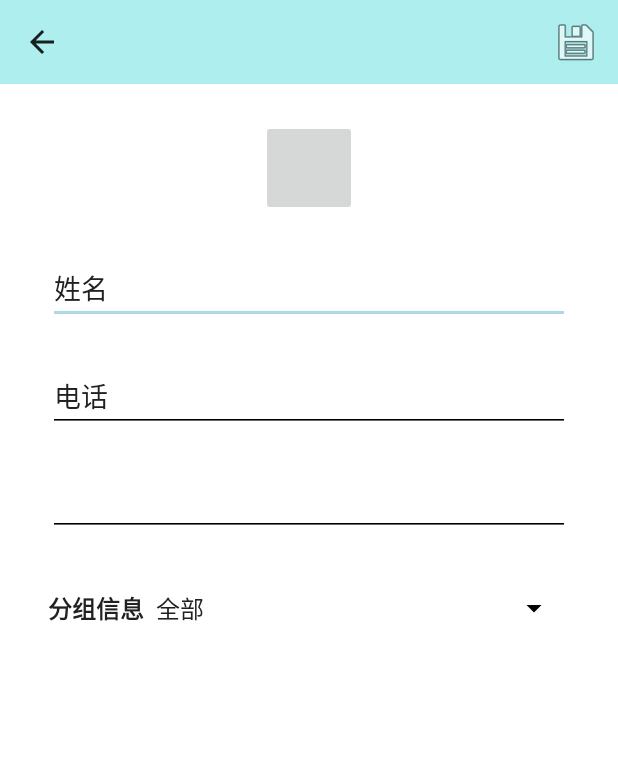
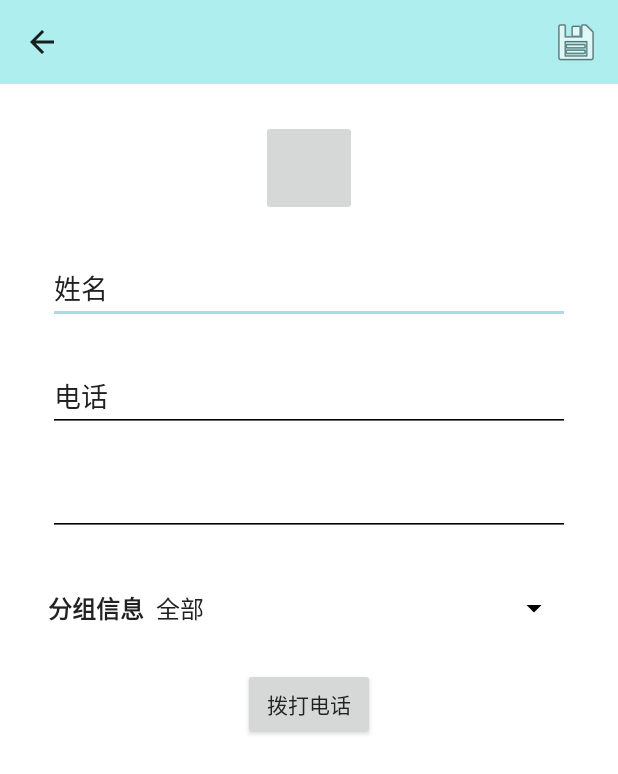
Before and after one commit to qiqibaba43/app, an Android app: the ContactDetailActivity screen opened directly, with no data from a screen before it, on a phone screen of 412 x 824 dp. Shown: the top 774 px of the screen. Run offline under Robolectric (Android 15) with nearby library versions, the phone set to English and light mode, and no system bars; our stand-ins replace Room's generated code.

Commit message:
拨打电话

```diff
--- a/src/main/AndroidManifest.xml
+++ b/src/main/AndroidManifest.xml
@@ -1,10 +1,15 @@
 <manifest xmlns:android="http://schemas.android.com/apk/res/android"
     xmlns:tools="http://schemas.android.com/tools">
+
+    <uses-feature
+        android:name="android.hardware.telephony"
+        android:required="false" />
 
     <uses-permission android:name="android.permission.READ_EXTERNAL_STORAGE" />
     <uses-permission android:name="android.permission.READ_CONTACTS"/>
     <uses-permission android:name="android.permission.WRITE_EXTERNAL_STORAGE" />
     <uses-permission android:name="android.permission.MANAGE_EXTERNAL_STORAGE" />
+    <uses-permission android:name="android.permission.CALL_PHONE"/>
 
 
     <application
--- a/src/main/res/layout/activity_detail.xml
+++ b/src/main/res/layout/activity_detail.xml
@@ -95,4 +95,15 @@
         app:layout_constraintEnd_toEndOf="parent"
         app:layout_constraintStart_toStartOf="parent"
         app:layout_constraintTop_toBottomOf="@+id/editTextPhone_contact_detail" />
+    <Button
+        android:id="@+id/button_call"
+        android:layout_width="wrap_content"
+        android:layout_height="wrap_content"
+        android:text="拨打电话"
+        android:layout_marginTop="16dp"
+        app:layout_constraintTop_toBottomOf="@+id/spinner_group_contact_detail"
+        app:layout_constraintStart_toStartOf="parent"
+        app:layout_constraintEnd_toEndOf="parent"
+        android:layout_marginBottom="16dp"
+        />
 </androidx.constraintlayout.widget.ConstraintLayout>
```
Also changed, not shown: src/main/java/com/example/contactsapp_experimentalweek/ContactDetailActivity.java (+46 -0 lines).
